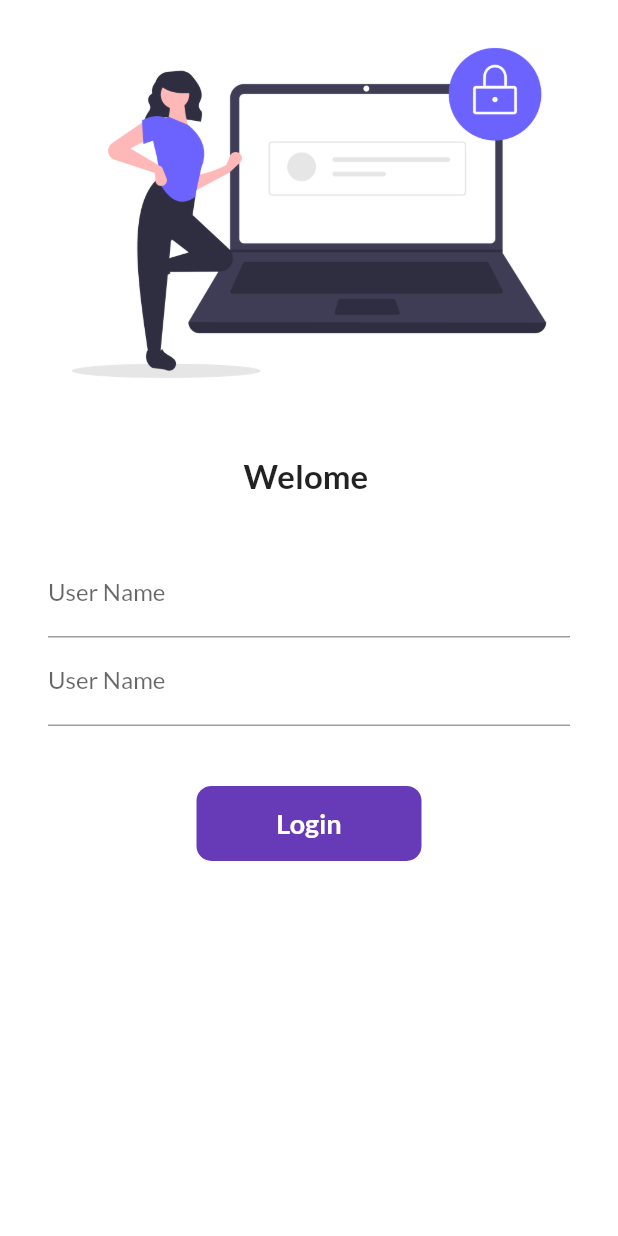
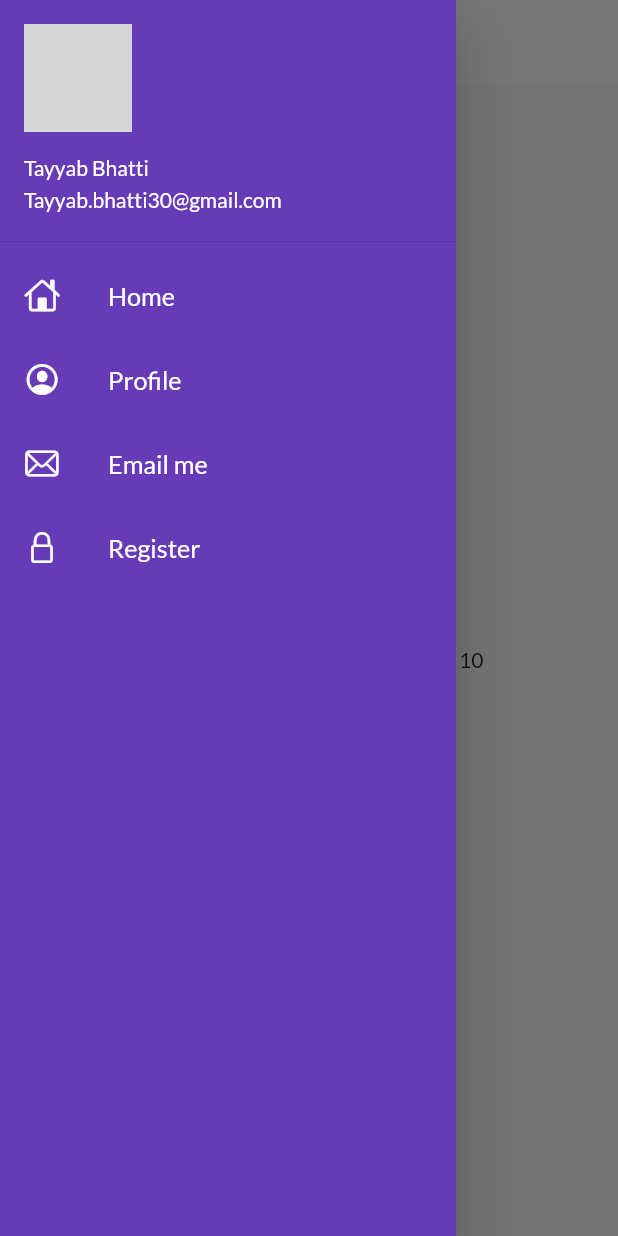
Before and after one commit to Tayyab94/Food_catalog_flutter, a Flutter app: the screen it shows after launch, with the side drawer open (before the commit the screen has no drawer), on a phone screen of 412 x 824 dp. Run offline on Flutter 3.47's test engine with Material 2 defaults, Android fonts, the phone set to English and light mode, and no system bars; our stand-ins replace google_fonts; network calls fail; grey boxes are pictures that could not be loaded.

Commit message:
Theme Extracted

```diff
--- a/lib/main.dart
+++ b/lib/main.dart
@@ -2,6 +2,7 @@ import 'package:flutter/material.dart';
 import 'package:flutter_app/pages/home_page.dart';
 import 'package:flutter_app/pages/login_page.dart';
 import 'package:flutter_app/utilities/myRoutes.dart';
+import 'package:flutter_app/widgets/themes.dart';
 import 'package:google_fonts/google_fonts.dart';
 
 void main() {
@@ -16,16 +17,10 @@ class MyApp extends StatelessWidget {
     return MaterialApp(
       // home: Homepage(),
       themeMode: ThemeMode.light,
-
       debugShowCheckedModeBanner: false,
-
-      theme: ThemeData(
-          primarySwatch: Colors.deepPurple,
-          fontFamily: GoogleFonts.lato().fontFamily),
-      darkTheme: ThemeData(
-        brightness: Brightness.dark,
-      ),
-      // initialRoute: "/home",
+      theme: Mytheme.lightTheme(context),
+      darkTheme: Mytheme.darkTheme(context),
+      initialRoute: MyRoutes.homeRoute,
       routes: {
         "/": (context) => LoginPage(),
         MyRoutes.homeRoute: (context) => Homepage(),
--- a/lib/pages/home_page.dart
+++ b/lib/pages/home_page.dart
@@ -1,4 +1,5 @@
 import 'package:flutter/material.dart';
+import 'package:flutter_app/widgets/drawar.dart';
 
 class Homepage extends StatelessWidget {
   const Homepage({Key? key}) : super(key: key);
@@ -9,14 +10,24 @@ class Homepage extends StatelessWidget {
     String name = "Tayyab";
     return Scaffold(
       appBar: AppBar(
-        title: Text("Food Catalog"),
+        title: Container(
+          child: Row(
+            mainAxisAlignment: MainAxisAlignment.center,
+            children: [
+              Text(
+                "Food Catalog",
+                style: TextStyle(color: Colors.black),
+              ),
+            ],
+          ),
+        ),
       ),
       body: Center(
         child: Container(
           child: Text("Welcome $name this is Your Day=> $days "),
         ),
       ),
-      drawer: Drawer(),
+      drawer: MyDrawar(),
     );
   }
 }
--- /dev/null
+++ b/lib/widgets/drawar.dart
@@ -0,0 +1,81 @@
+import 'package:flutter/cupertino.dart';
+import 'package:flutter/material.dart';
+import 'package:flutter_app/utilities/myRoutes.dart';
+
+class MyDrawar extends StatelessWidget {
+  const MyDrawar({Key? key}) : super(key: key);
+
+  @override
+  Widget build(BuildContext context) {
+    String imageUrl =
+        "https://jobdescriptionswiki.com/wp-content/uploads/2019/01/Office-Manager.jpg";
+
+    return Drawer(
+      child: Container(
+        color: Colors.deepPurple,
+        child: ListView(
+          children: [
+            DrawerHeader(
+              padding: EdgeInsets.zero,
+              child: UserAccountsDrawerHeader(
+                margin: EdgeInsets.zero,
+                accountName: Text("Tayyab Bhatti"),
+                accountEmail: Text("Tayyab.bhatti30@gmail.com"),
+                currentAccountPicture: CircleAvatar(
+                  backgroundImage: NetworkImage(imageUrl),
+                ),
+              ),
+            ),
+            ListTile(
+              leading: Icon(
+                CupertinoIcons.home,
+                color: Colors.white,
+              ),
+              title: Text(
+                "Home",
+                textScaleFactor: 1.2,
+                style: TextStyle(color: Colors.white),
+              ),
+            ),
+            ListTile(
+              leading: Icon(
+                CupertinoIcons.profile_circled,
+                color: Colors.white,
+              ),
+              title: Text(
+                "Profile",
+                textScaleFactor: 1.2,
+                style: TextStyle(color: Colors.white),
+              ),
+            ),
+            ListTile(
+              leading: Icon(
+                CupertinoIcons.mail,
+                color: Colors.white,
+              ),
+              title: Text(
+                "Email me",
+                textScaleFactor: 1.2,
+                style: TextStyle(color: Colors.white),
+              ),
+            ),
+            ListTile(
+              onTap: () {
+                Navigator.pushNamed(context, MyRoutes.loginRoute);
+              },
+              leading: Icon(
+                CupertinoIcons.lock,
+                color: Colors.white,
+              ),
+              title: Text(
+                "Register",
+                textScaleFactor: 1.2,
+                style: TextStyle(color: Colors.white),
+              ),
+            ),
+          ],
+        ),
+      ),
+    );
+  }
+}
--- /dev/null
+++ b/lib/widgets/themes.dart
@@ -0,0 +1,18 @@
+import 'package:flutter/material.dart';
+import 'package:google_fonts/google_fonts.dart';
+
+class Mytheme {
+  static ThemeData lightTheme(BuildContext context) => ThemeData(
+        primarySwatch: Colors.deepPurple,
+        appBarTheme: AppBarTheme(
+          color: Colors.white,
+          elevation: 0.0,
+          iconTheme: IconThemeData(color: Colors.black),
+        ),
+        fontFamily: GoogleFonts.lato().fontFamily,
+      );
+
+  static ThemeData darkTheme(BuildContext context) => ThemeData(
+        brightness: Brightness.dark,
+      );
+}
```
Also changed, not shown: lib/pages/login_page.dart (+54 -29 lines), assets/images/login_img1.png (added).
